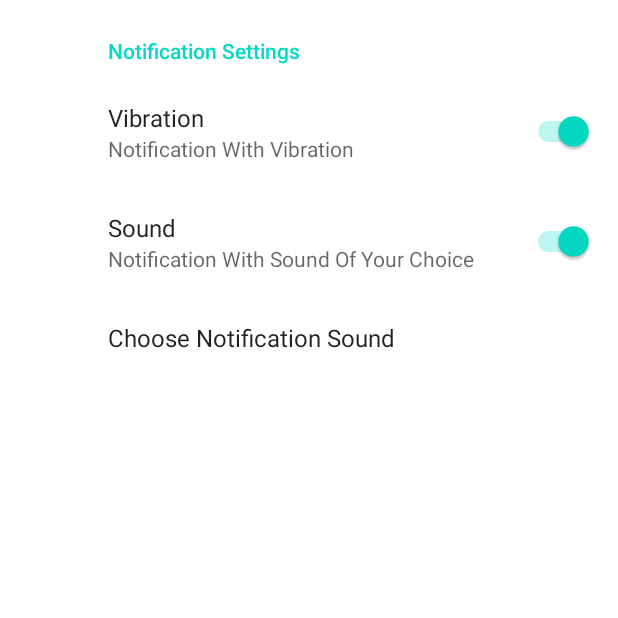
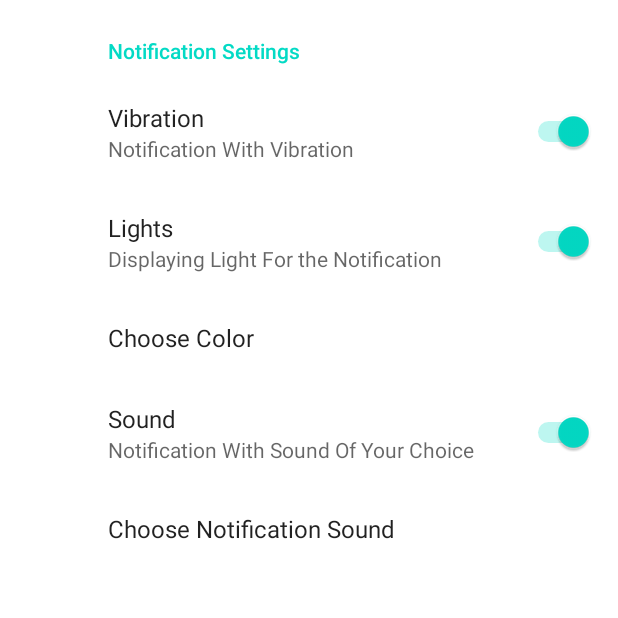
Before and after one commit to Thomstam/ServiceReminderVol2, an Android app: the SettingsActivity screen opened directly, with no data from a screen before it, on a phone screen of 412 x 824 dp, the top half of it. Run offline under Robolectric (Android 15) with nearby library versions, the phone set to English and light mode, and no system bars; our stand-ins replace androidx.preference.

```diff
--- a/app/src/main/AndroidManifest.xml
+++ b/app/src/main/AndroidManifest.xml
@@ -1,6 +1,8 @@
 <?xml version="1.0" encoding="utf-8"?>
 <manifest xmlns:android="http://schemas.android.com/apk/res/android"
     package="com.example.servicereminder">
+
+    <uses-permission android:name="android.permission.VIBRATE" />
 
     <application
         android:allowBackup="true"
--- a/app/src/main/java/com/example/servicereminder/NotificationSetup/SettingsActivity.java
+++ b/app/src/main/java/com/example/servicereminder/NotificationSetup/SettingsActivity.java
@@ -2,22 +2,16 @@ package com.example.servicereminder.NotificationSetup;
 
 import android.media.MediaPlayer;
 import android.os.Bundle;
-import android.util.AttributeSet;
-import android.util.Xml;
 
 import androidx.appcompat.app.ActionBar;
 import androidx.appcompat.app.AppCompatActivity;
 import androidx.preference.ListPreference;
-import androidx.preference.Preference;
 import androidx.preference.PreferenceFragmentCompat;
 
 import com.example.servicereminder.R;
 
-import org.xmlpull.v1.XmlPullParser;
 
 public class SettingsActivity extends AppCompatActivity {
-
-    private final Integer[] soundArray = {R.raw.done_for_you, R.raw.goes_without_saying, R.raw.got_it_done, R.raw.hasty_ba_dum_tss, R.raw.juntos, R.raw.percussion_sound, R.raw.piece_of_cake, R.raw.pristine, R.raw.swiftly};
 
     @Override
     protected void onCreate(Bundle savedInstanceState) {
@@ -33,30 +27,41 @@ public class SettingsActivity extends AppCompatActivity {
         if (actionBar != null) {
             actionBar.setDisplayHomeAsUpEnabled(true);
         }
-
-//        soundList();
     }
 
-//    private void soundList(){
-//        XmlPullParser parser = .getXml(myResource);
-//        AttributeSet attributes = Xml.asAttributeSet(parser);
-//        ListPreference listPreference = new ListPreference(this, attributes, );
-//        listPreference.setKey("notificationSounds");
-//        listPreference.setOnPreferenceClickListener(preference -> {
-//            playSound(preference.getOrder());
-//            return false;
-//        });
-//    }
-
-    private void playSound(int soundTrack){
-        MediaPlayer mPlayer = MediaPlayer.create(this, soundTrack);
-        mPlayer .start();
-    }
 
     public static class SettingsFragment extends PreferenceFragmentCompat {
         @Override
         public void onCreatePreferences(Bundle savedInstanceState, String rootKey) {
             setPreferencesFromResource(R.xml.root_preferences, rootKey);
+
+            soundPreferences();
+        }
+
+        private void soundPreferences() {
+            ListPreference listPreference = findPreference("notificationSounds");
+            assert listPreference != null;
+            listPreference.setOnPreferenceChangeListener((preference, newValue) -> {
+                if (newValue.equals("Done for You")) {
+                    playSound(R.raw.done_for_you);
+                    listPreference.setValueIndex(0);
+                } else if (newValue.equals("Goes Without You")) {
+                    playSound(R.raw.goes_without_saying);
+                    listPreference.setValueIndex(1);
+                } else if (newValue.equals("Swiftly")) {
+                    playSound(R.raw.swiftly);
+                    listPreference.setValueIndex(2);
+                } else {
+                    playSound(R.raw.piece_of_cake);
+                    listPreference.setValueIndex(3);
+                }
+                return false;
+            });
+        }
+
+        private void playSound(int soundTrack) {
+            MediaPlayer mPlayer = MediaPlayer.create(getActivity(), soundTrack);
+            mPlayer.start();
         }
     }
 }
--- a/app/src/main/java/com/example/servicereminder/Utilities/VehicleRecyclerView.java
+++ b/app/src/main/java/com/example/servicereminder/Utilities/VehicleRecyclerView.java
@@ -75,6 +75,7 @@ public class VehicleRecyclerView extends RecyclerView.Adapter<VehicleRecyclerVie
             itemView.setOnClickListener(v -> listener.onItemClick(vehicles.get(getAdapterPosition())));
         }
     }
+
     public interface onItemClickListener {
         void onItemClick(Vehicle vehicle);
     }
--- a/app/src/main/java/com/example/servicereminder/Utilities/database/DBUtilities.java
+++ b/app/src/main/java/com/example/servicereminder/Utilities/database/DBUtilities.java
@@ -8,6 +8,7 @@ import java.util.ArrayList;
 import java.util.List;
 
 public class DBUtilities {
+
     public static List<Vehicle> loadAllVehicles(Context appContext){
         AppDatabase db = AppDatabase.getDBInstance(appContext);
         List<Vehicle> vehicleList = db.vehicleDao().getAllVehicles();
--- a/app/src/main/java/com/example/servicereminder/Utilities/database/VehicleDao.java
+++ b/app/src/main/java/com/example/servicereminder/Utilities/database/VehicleDao.java
@@ -13,6 +13,7 @@ import java.util.List;
 
 @Dao
 public interface VehicleDao {
+
     @Query("SELECT * FROM vehicle")
     List<Vehicle> getAllVehicles();
 
--- /dev/null
+++ b/app/src/main/res/drawable/ic_back_icon.xml
@@ -0,0 +1,5 @@
+<vector android:autoMirrored="true" android:height="38dp"
+    android:tint="#EEEEEE" android:viewportHeight="24"
+    android:viewportWidth="24" android:width="38dp" xmlns:android="http://schemas.android.com/apk/res/android">
+    <path android:fillColor="@android:color/white" android:pathData="M20,11H7.83l5.59,-5.59L12,4l-8,8 8,8 1.41,-1.41L7.83,13H20v-2z"/>
+</vector>
--- /dev/null
+++ b/app/src/main/res/drawable/ic_delete_icon.xml
@@ -0,0 +1,5 @@
+<vector android:height="38dp" android:tint="#EEEEEE"
+    android:viewportHeight="24" android:viewportWidth="24"
+    android:width="38dp" xmlns:android="http://schemas.android.com/apk/res/android">
+    <path android:fillColor="@android:color/white" android:pathData="M6,19c0,1.1 0.9,2 2,2h8c1.1,0 2,-0.9 2,-2V7H6v12zM19,4h-3.5l-1,-1h-5l-1,1H5v2h14V4z"/>
+</vector>
--- a/app/src/main/res/values/arrays.xml
+++ b/app/src/main/res/values/arrays.xml
@@ -10,12 +10,31 @@
     <string-array name="notificationSoundsEntries">
         <item>Done for You</item>
         <item>Goes Without You</item>
+        <item>Swiftly</item>
+        <item>Piece Of Cake</item>
     </string-array>
 
     <string-array name="notificationSoundsValues">
         <item>Done for You</item>
         <item>Goes Without You</item>
+        <item>Swiftly</item>
+        <item>Piece Of Cake</item>
     </string-array>
+
+
+    <string-array name="notificationLightsEntries">
+        <item>White</item>
+        <item>Blue</item>
+        <item>Red</item>
+    </string-array>
+
+    <string-array name="notificationLightsValues">
+        <item>White</item>
+        <item>Blue</item>
+        <item>Red</item>
+    </string-array>
+
+
     <!-- Reply Preference -->
     <string-array name="reply_entries">
         <item>Reply</item>
--- a/app/src/main/res/values/colors.xml
+++ b/app/src/main/res/values/colors.xml
@@ -8,4 +8,5 @@
     <color name="black">#FF000000</color>
     <color name="white">#FFFFFFFF</color>
     <color name="red">#FD0000</color>
+    <color name="blue">#0041E4</color>
 </resources>
--- a/app/src/main/res/xml/root_preferences.xml
+++ b/app/src/main/res/xml/root_preferences.xml
@@ -10,10 +10,25 @@
             app:title="Vibration" />
 
         <SwitchPreference
+            android:defaultValue="true"
+            app:key="notificationLights"
+            app:summary="Displaying Light For the Notification"
+            app:title="Lights" />
+
+        <ListPreference
+            app:entries="@array/notificationLightsEntries"
+            app:entryValues="@array/notificationLightsValues"
+            android:defaultValue="Red"
+            app:key="notificationLightsList"
+            app:title="Choose Color" />
+
+
+        <SwitchPreference
             app:defaultValue="true"
             app:key="@string/soundPreference"
             app:summary="Notification With Sound Of Your Choice"
             app:title="Sound" />
+
 
         <ListPreference
             app:defaultValue="R.raw.done_for_you"
```
Also changed, not shown: app/src/main/java/com/example/servicereminder/FormsPackage/FormSetup.java (+79 -2 lines), app/src/main/java/com/example/servicereminder/MainActivity.java (+10 -0 lines), app/src/main/java/com/example/servicereminder/NotificationSetup/ServiceNotification.java (+43 -12 lines), app/src/main/res/layout/activity_form_setup.xml (+22 -1 lines).
